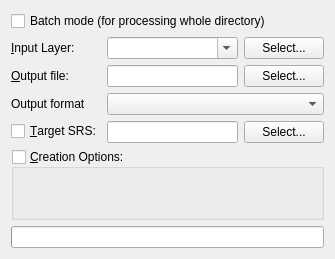
Before: the Qt Designer form qgis/python/plugins/GdalTools/tools/widgetTranslate.ui in sourcepole/qgis, drawn with Qt 5.
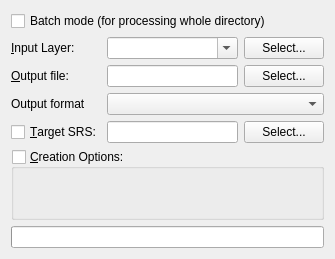
After: the same form once the commit is applied. Custom widgets are drawn as their Qt base class.

Commit message: replaced all QFormLayouts with QGridLayouts

Diff of the .ui file:
```diff
--- a/qgis/python/plugins/GdalTools/tools/widgetTranslate.ui
+++ b/qgis/python/plugins/GdalTools/tools/widgetTranslate.ui
@@ -11,7 +11,7 @@
    </rect>
   </property>
   <property name="sizePolicy">
-   <sizepolicy hsizetype="Expanding" vsizetype="Expanding">
+   <sizepolicy hsizetype="Expanding" vsizetype="Preferred">
     <horstretch>0</horstretch>
     <verstretch>0</verstretch>
    </sizepolicy>
@@ -28,10 +28,7 @@
     </widget>
    </item>
    <item>
-    <layout class="QFormLayout" name="formLayout">
-     <property name="fieldGrowthPolicy">
-      <enum>QFormLayout::ExpandingFieldsGrow</enum>
-     </property>
+    <layout class="QGridLayout" name="gridLayout">
      <item row="0" column="0">
       <widget class="QLabel" name="label_3">
        <property name="text">
@@ -100,6 +97,23 @@
        </item>
       </layout>
      </item>
+     <item row="2" column="0">
+      <widget class="QLabel" name="formatLabel">
+       <property name="text">
+        <string>Output format</string>
+       </property>
+      </widget>
+     </item>
+     <item row="2" column="1">
+      <widget class="QComboBox" name="formatCombo">
+       <property name="sizePolicy">
+        <sizepolicy hsizetype="Expanding" vsizetype="Fixed">
+         <horstretch>0</horstretch>
+         <verstretch>0</verstretch>
+        </sizepolicy>
+       </property>
+      </widget>
+     </item>
      <item row="3" column="0">
       <widget class="QCheckBox" name="targetSRSCheck">
        <property name="text">
@@ -128,23 +142,6 @@
        </item>
       </layout>
      </item>
-     <item row="2" column="1">
-      <widget class="QComboBox" name="formatCombo">
-       <property name="sizePolicy">
-        <sizepolicy hsizetype="Expanding" vsizetype="Fixed">
-         <horstretch>0</horstretch>
-         <verstretch>0</verstretch>
-        </sizepolicy>
-       </property>
-      </widget>
-     </item>
-     <item row="2" column="0">
-      <widget class="QLabel" name="formatLabel">
-       <property name="text">
-        <string>Output format</string>
-       </property>
-      </widget>
-     </item>
     </layout>
    </item>
    <item>
```
The commit also changes 16 other files.
